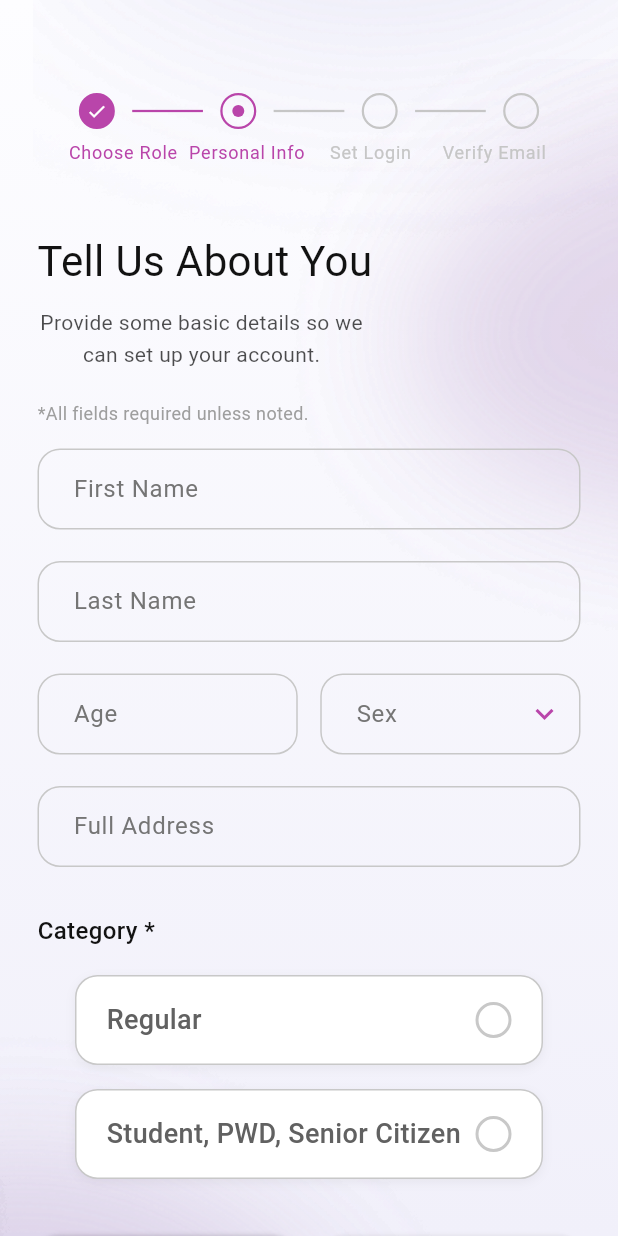
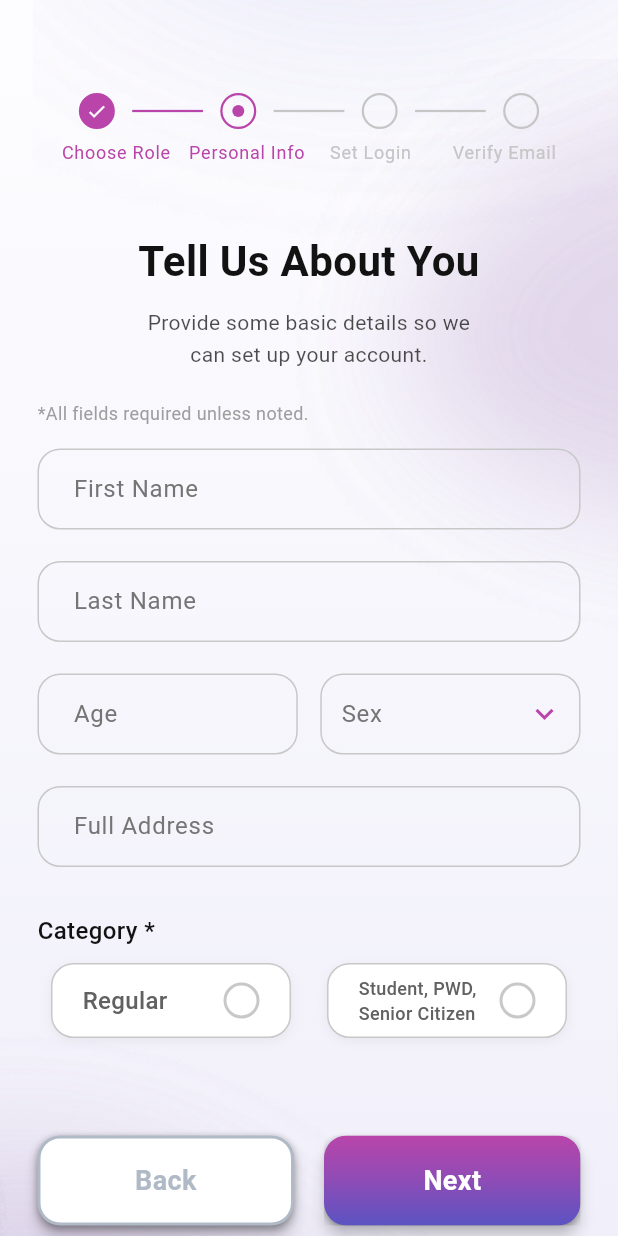
Before and after one commit to ShanRaboy11/komyut, a Flutter app: the RegistrationCommuterPersonalInfo screen opened directly, on a phone screen of 412 x 824 dp. Run offline on Flutter 3.47's test engine with Material 3 defaults, Android fonts, the phone set to English and light mode, and no system bars; Roboto replaces fonts that are missing (Manrope, Nunito).

Commit message:
feat: commuter personal info registration

```diff
--- a/lib/views/pages/regis_commuter1.dart
+++ b/lib/views/pages/regis_commuter1.dart
@@ -1,10 +1,10 @@
 import 'package:flutter/material.dart';
-import '../widgets/text_field.dart'; // Adjust path if necessary
-import '../widgets/dropdown.dart'; // Adjust path if necessary
-import '../widgets/background_circles.dart'; // Adjust path if necessary
-import '../widgets/progress_bar.dart'; // Adjust path if necessary
-import '../widgets/option_card.dart'; // Adjust path as option_card.dart is general
-import '../widgets/button.dart'; // Adjust path as button.dart (CustomButton) is general
+import '../widgets/text_field.dart';
+import '../widgets/dropdown.dart';
+import '../widgets/background_circles.dart';
+import '../widgets/progress_bar.dart';
+import '../widgets/option_card.dart';
+import '../widgets/button.dart';
 
 class RegistrationCommuterPersonalInfo extends StatefulWidget {
   const RegistrationCommuterPersonalInfo({super.key});
@@ -16,21 +16,19 @@ class RegistrationCommuterPersonalInfo extends StatefulWidget {
 
 class RegistrationCommuterPersonalInfoState
     extends State<RegistrationCommuterPersonalInfo> {
-  final _formKey = GlobalKey<FormState>(); // Key for form validation
+  final _formKey = GlobalKey<FormState>();
 
-  // Text Editing Controllers for input fields
   final TextEditingController _firstNameController = TextEditingController();
   final TextEditingController _lastNameController = TextEditingController();
   final TextEditingController _ageController = TextEditingController();
   final TextEditingController _addressController = TextEditingController();
 
-  String? _selectedSex; // For dropdown
-  String? _selectedCategory; // For OptionCard selection
+  String? _selectedSex;
+  String? _selectedCategory;
 
-  // Define steps for the progress bar
   final List<ProgressBarStep> _registrationSteps = [
-    ProgressBarStep(title: 'Choose Role', isCompleted: true), // Now completed
-    ProgressBarStep(title: 'Personal Info', isActive: true), // Current step
+    ProgressBarStep(title: 'Choose Role', isCompleted: true),
+    ProgressBarStep(title: 'Personal Info', isActive: true),
     ProgressBarStep(title: 'Set Login'),
     ProgressBarStep(title: 'Verify Email'),
   ];
@@ -46,13 +44,11 @@ class RegistrationCommuterPersonalInfoState
 
   void _onNextPressed() {
     if (_formKey.currentState!.validate()) {
-      // All fields are valid, process the data
 
       // TODO: Navigate to the next registration step (Set Login)
       ScaffoldMessenger.of(
         context,
       ).showSnackBar(const SnackBar(content: Text('Personal Info Submitted!')));
-      // Example navigation:
       // Navigator.of(context).push(MaterialPageRoute(builder: (_) => RegistrationSetLoginPage()));
     } else {
       ScaffoldMessenger.of(context).showSnackBar(
@@ -64,7 +60,7 @@ class RegistrationCommuterPersonalInfoState
   }
 
   void _onBackPressed() {
-    Navigator.of(context).pop(); // Go back to the previous screen (Choose Role)
+    Navigator.of(context).pop();
   }
 
   @override
@@ -72,7 +68,7 @@ class RegistrationCommuterPersonalInfoState
     final Size screenSize = MediaQuery.of(context).size;
     final double buttonWidth = (screenSize.width - (25 * 2) - 20) / 2;
     final double fieldWidth =
-        screenSize.width - (25 * 2); // Full width minus horizontal padding
+        screenSize.width - (25 * 2);
 
     return Scaffold(
       body: Container(
@@ -90,12 +86,11 @@ class RegistrationCommuterPersonalInfoState
             const BackgroundCircles(),
             Positioned.fill(
               child: SingleChildScrollView(
-                // Use SingleChildScrollView for scrollable content
                 padding: const EdgeInsets.symmetric(horizontal: 25.0),
                 child: Form(
                   key: _formKey,
                   child: Column(
-                    crossAxisAlignment: CrossAxisAlignment.start,
+                    crossAxisAlignment: CrossAxisAlignment.center,
                     children: [
                       const SizedBox(height: 50),
                       Align(
@@ -110,7 +105,7 @@ class RegistrationCommuterPersonalInfoState
                           color: Color.fromRGBO(18, 18, 18, 1),
                           fontFamily: 'Manrope',
                           fontSize: 28,
-                          fontWeight: FontWeight.normal,
+                          fontWeight: FontWeight.bold,
                           height: 1.5,
                         ),
                       ),
@@ -127,18 +122,21 @@ class RegistrationCommuterPersonalInfoState
                         ),
                       ),
                       const SizedBox(height: 20),
-                      const Text(
+
+                      const Align(
+                        alignment: Alignment.centerLeft,
+                        child: Text(
                           '*All fields required unless noted.',
                           style: TextStyle(color: Colors.grey, fontSize: 12),
                         ),
+                      ),
                       const SizedBox(height: 15),
 
-                      // First Name
                       CustomTextField(
                         labelText: 'First Name',
                         controller: _firstNameController,
                         width: fieldWidth,
-                        height: 60, // Example height
+                        height: 60,
                         borderColor: const Color.fromRGBO(200, 200, 200, 1),
                         focusedBorderColor: const Color.fromRGBO(
                           185,
@@ -155,7 +153,6 @@ class RegistrationCommuterPersonalInfoState
                       ),
                       const SizedBox(height: 15),
 
-                      // Last Name
                       CustomTextField(
                         labelText: 'Last Name',
                         controller: _lastNameController,
@@ -177,7 +174,6 @@ class RegistrationCommuterPersonalInfoState
                       ),
                       const SizedBox(height: 15),
 
-                      // Age and Sex in a Row
                       Row(
                         children: [
                           Expanded(
@@ -185,9 +181,6 @@ class RegistrationCommuterPersonalInfoState
                               labelText: 'Age',
                               controller: _ageController,
                               keyboardType: TextInputType.number,
-                              width:
-                                  (fieldWidth - 15) /
-                                  2, // Half width minus spacing
                               height: 60,
                               borderColor: const Color.fromRGBO(
                                 200,
@@ -217,7 +210,6 @@ class RegistrationCommuterPersonalInfoState
                             child: CustomDropdownField<String>(
                               labelText: 'Sex',
                               initialValue: _selectedSex,
-                              width: (fieldWidth - 15) / 2,
                               height: 60,
                               borderColor: const Color.fromRGBO(
                                 200,
@@ -252,7 +244,6 @@ class RegistrationCommuterPersonalInfoState
                               },
                               validator: (value) {
                                 if (value == null) {
-                                  // Remove the "|| value.isEmpty" check
                                   return 'Select sex';
                                 }
                                 return null;
@@ -267,7 +258,6 @@ class RegistrationCommuterPersonalInfoState
                       ),
                       const SizedBox(height: 15),
 
-                      // Full Address
                       CustomTextField(
                         labelText: 'Full Address',
                         controller: _addressController,
@@ -289,8 +279,9 @@ class RegistrationCommuterPersonalInfoState
                       ),
                       const SizedBox(height: 25),
 
-                      // Category
-                      const Text(
+                      const Align(
+                        alignment: Alignment.centerLeft,
+                        child: Text(
                           'Category *',
                           style: TextStyle(
                             color: Color.fromRGBO(18, 18, 18, 1),
@@ -299,7 +290,12 @@ class RegistrationCommuterPersonalInfoState
                             fontWeight: FontWeight.w500,
                           ),
                         ),
+                      ),
                       const SizedBox(height: 10),
+
+                      Row(
+                        mainAxisAlignment: MainAxisAlignment.center,
+                        children: [
                           OptionCard(
                             title: 'Regular',
                             isSelected: _selectedCategory == 'Regular',
@@ -309,30 +305,53 @@ class RegistrationCommuterPersonalInfoState
                               });
                             },
                             type: OptionCardType.radio,
-                        width: fieldWidth, // Match width of other fields
-                        height: 60,
-                        selectedColor: const Color.fromRGBO(185, 69, 170, 1),
-                        unselectedColor: const Color.fromRGBO(200, 200, 200, 1),
+                            margin: const EdgeInsets.only(right: 12.0),
+                            height: 50,
+                            width: 160,
+                            textSize: 16,
+                            selectedColor: const Color.fromRGBO(
+                              185,
+                              69,
+                              170,
+                              1,
+                            ),
+                            unselectedColor: const Color.fromRGBO(
+                              200,
+                              200,
+                              200,
+                              1,
+                            ),
                           ),
                           OptionCard(
                             title: 'Student, PWD, Senior Citizen',
-                        isSelected:
-                            _selectedCategory ==
-                            'Discounted', // You might want a different internal value
+                            isSelected: _selectedCategory == 'Discounted',
                             onTap: () {
                               setState(() {
-                            _selectedCategory =
-                                'Discounted'; // Or 'StudentPWDSC'
+                                _selectedCategory = 'Discounted';
                               });
                             },
                             type: OptionCardType.radio,
-                        width: fieldWidth,
-                        height: 60,
-                        selectedColor: const Color.fromRGBO(185, 69, 170, 1),
-                        unselectedColor: const Color.fromRGBO(200, 200, 200, 1),
+                            margin: const EdgeInsets.only(left: 12.0),
+                            width: 160,
+                            height: 50,
+                            selectedColor: const Color.fromRGBO(
+                              185,
+                              69,
+                              170,
+                              1,
                             ),
-                      const SizedBox(height: 30), // Space before buttons
-                      // Navigation Buttons
+                            unselectedColor: const Color.fromRGBO(
+                              200,
+                              200,
+                              200,
+                              1,
+                            ),
+                            textSize: 12,
+                          ),
+                        ],
+                      ),
+                      const SizedBox(height: 65),
+
                       Row(
                         mainAxisAlignment: MainAxisAlignment.spaceBetween,
                         children: [
@@ -363,7 +382,7 @@ class RegistrationCommuterPersonalInfoState
                       ),
                       const SizedBox(
                         height: 30,
-                      ), // Extra space at the bottom for scrolling
+                      ),
                     ],
                   ),
                 ),
--- a/lib/views/widgets/dropdown.dart
+++ b/lib/views/widgets/dropdown.dart
@@ -36,14 +36,18 @@ class CustomDropdownField<T> extends StatelessWidget {
     this.labelColor,
     this.hintColor,
     this.borderRadius = 15.0,
-    this.contentPadding = const EdgeInsets.symmetric(horizontal: 20, vertical: 15),
+    this.contentPadding = const EdgeInsets.symmetric(
+      horizontal: 10,
+      vertical: 15,
+    ),
     this.hintText,
     this.icon,
   });
 
   @override
   Widget build(BuildContext context) {
-    return SizedBox( // Use SizedBox to add whitespace and apply width/height
+    return SizedBox(
+      // Use SizedBox to add whitespace and apply width/height
       width: width,
       height: height,
       child: DropdownButtonFormField<T>(
@@ -56,7 +60,12 @@ class CustomDropdownField<T> extends StatelessWidget {
           fontSize: 16,
           fontFamily: 'Manrope',
         ),
-        icon: icon ?? const Icon(Icons.keyboard_arrow_down, color: Colors.grey), // Customizable icon
+        icon:
+            icon ??
+            const Icon(
+              Icons.keyboard_arrow_down,
+              color: Colors.grey,
+            ), // Customizable icon
         decoration: InputDecoration(
           labelText: labelText,
           hintText: hintText,
@@ -90,23 +99,18 @@ class CustomDropdownField<T> extends StatelessWidget {
           focusedBorder: OutlineInputBorder(
             borderRadius: BorderRadius.circular(borderRadius),
             borderSide: BorderSide(
-              color: focusedBorderColor ?? const Color.fromRGBO(185, 69, 170, 1),
+              color:
+                  focusedBorderColor ?? const Color.fromRGBO(185, 69, 170, 1),
               width: 2,
             ),
           ),
           errorBorder: OutlineInputBorder(
             borderRadius: BorderRadius.circular(borderRadius),
-            borderSide: const BorderSide(
-              color: Colors.red,
-              width: 1,
-            ),
+            borderSide: const BorderSide(color: Colors.red, width: 1),
           ),
           focusedErrorBorder: OutlineInputBorder(
             borderRadius: BorderRadius.circular(borderRadius),
-            borderSide: const BorderSide(
-              color: Colors.red,
-              width: 2,
-            ),
+            borderSide: const BorderSide(color: Colors.red, width: 2),
           ),
         ),
       ),
--- a/lib/views/widgets/option_card.dart
+++ b/lib/views/widgets/option_card.dart
@@ -19,6 +19,7 @@ class OptionCard extends StatelessWidget {
   final double height; // New: Customizable height, now required
   final double borderRadius; // New: Customizable border radius
   final EdgeInsetsGeometry? margin; // New: Customizable margin
+  final double textSize; // Fixed text size for title
 
   const OptionCard({
     super.key, // Use super.key
@@ -48,6 +49,7 @@ class OptionCard extends StatelessWidget {
       horizontal: 25,
       vertical: 8,
     ), // Default margin
+    this.textSize = 18, // Default text size
   });
 
   @override
@@ -95,7 +97,7 @@ class OptionCard extends StatelessWidget {
                         // Changed: Active text color now matches selectedColor
                         color: isSelected ? selectedColor : Colors.grey[700],
                         fontFamily: 'Manrope',
-                        fontSize: 18,
+                        fontSize: textSize,
                         fontWeight: FontWeight.w500,
                       ),
                     ),
--- a/lib/views/widgets/progress_bar.dart
+++ b/lib/views/widgets/progress_bar.dart
@@ -1,4 +1,3 @@
-// lib/features/registration/widgets/progress_bar.dart
 import 'package:flutter/material.dart';
 
 class ProgressBarStep {
@@ -49,7 +48,6 @@ class ProgressBar extends StatelessWidget {
       final step = steps[i];
       final bool isLastStep = i == steps.length - 1;
 
-      // Wrap circle in Expanded to take equal space
       indicators.add(
         Expanded(
           child: Center(
@@ -78,7 +76,7 @@ class ProgressBar extends StatelessWidget {
       final step = steps[i];
 
       // Add the label - each label takes equal space
-      labels.add(_buildStepLabel(step));
+      labels.add(_buildStepLabel(step, i));
     }
     return labels;
   }
@@ -130,14 +128,24 @@ class ProgressBar extends StatelessWidget {
     );
   }
 
-  Widget _buildStepLabel(ProgressBarStep step) {
+  Widget _buildStepLabel(ProgressBarStep step, int index) {
     Color activeColor = const Color.fromRGBO(185, 69, 170, 1);
     Color inactiveColor = const Color.fromRGBO(198, 198, 198, 1);
+
+    // Determine alignment based on position
+    TextAlign alignment;
+    if (index == 0) {
+      alignment = TextAlign.left; // First step (Choose Role) - align left
+    } else if (index == steps.length - 1) {
+      alignment = TextAlign.right; // Last step (Verify Email) - align right
+    } else {
+      alignment = TextAlign.center; // Middle steps - center
+    }
 
     return Expanded(
       child: Text(
         step.title,
-        textAlign: TextAlign.center,
+        textAlign: alignment,
         maxLines: 2,
         overflow: TextOverflow.ellipsis,
         style: TextStyle(
```
Lines whose indentation alone changed are shown as unchanged.
